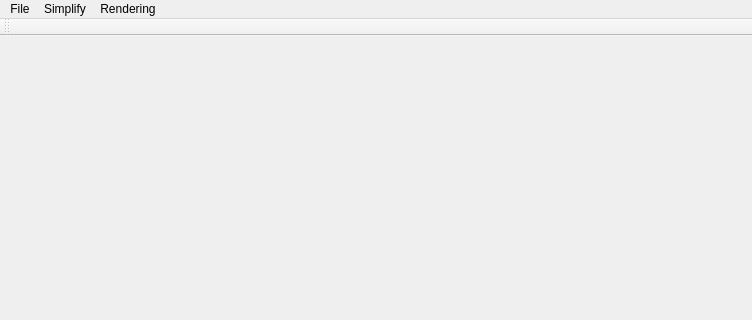
First picture: the form in LEGO/MainWindow.ui, repository xwzhangcs/LEGO, before the edit; both pictures show x 0 to 752 and y 0 to 320 of the 752 by 735 pixel window.
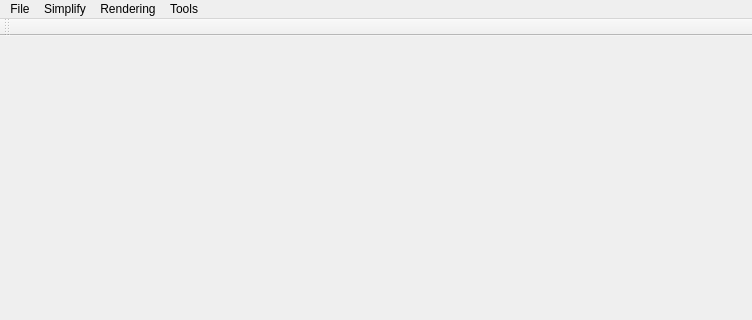
Second picture: the form after the edit. Icons and pictures are not drawn.

```diff
--- a/LEGO/MainWindow.ui
+++ b/LEGO/MainWindow.ui
@@ -66,9 +66,16 @@
     <addaction name="separator"/>
     <addaction name="actionOffsetScale"/>
    </widget>
+   <widget class="QMenu" name="menuTools">
+    <property name="title">
+     <string>Tools</string>
+    </property>
+    <addaction name="actionGenerateFacadeImages"/>
+   </widget>
    <addaction name="menuFile"/>
    <addaction name="menuSimplify"/>
    <addaction name="menuRendering"/>
+   <addaction name="menuTools"/>
   </widget>
   <widget class="QToolBar" name="mainToolBar">
    <attribute name="toolBarArea">
```
Left out of the diff: 5 changed lines with no effect on the pictures.
